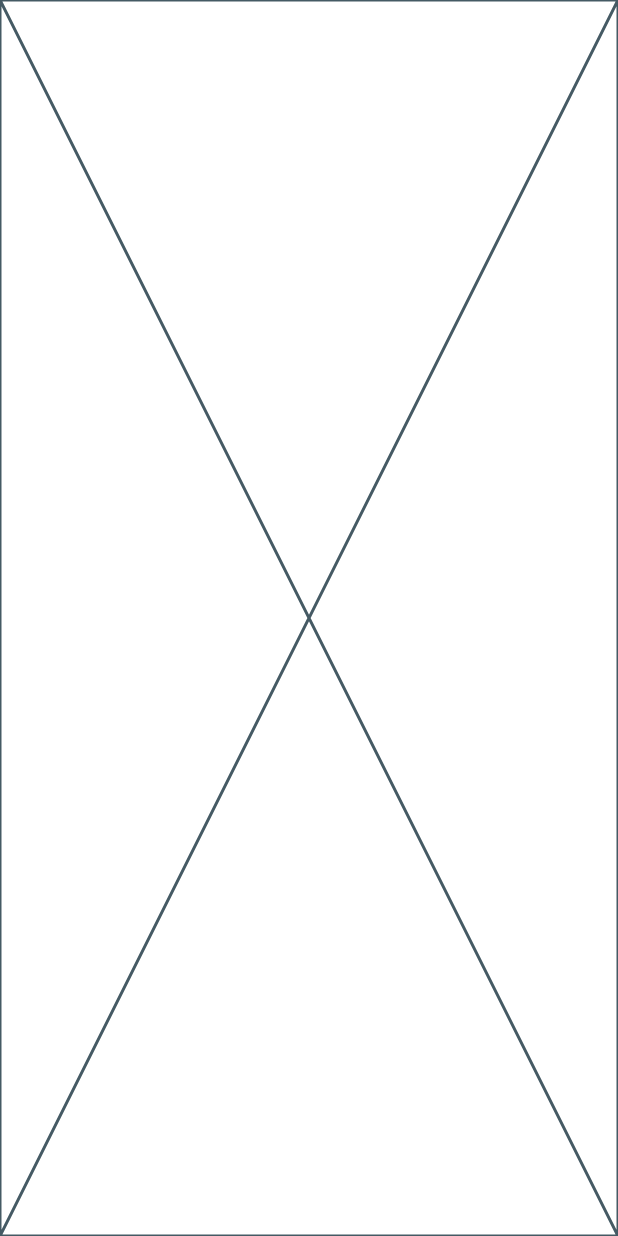
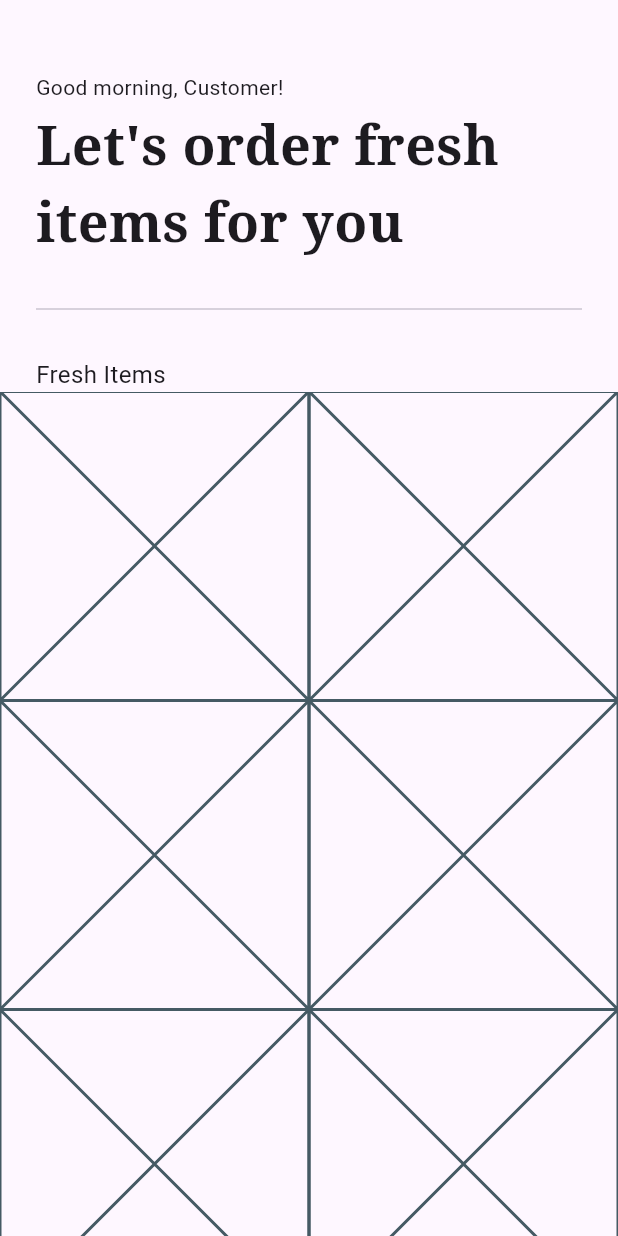
Before and after one commit to theivmatic/Grocery-Shop-App, a Flutter app: the screen it shows after launch, after a tap on "Get Started", on a phone screen of 412 x 824 dp. Run offline on Flutter 3.47's test engine with Material 3 defaults, Android fonts, the phone set to English and light mode, and no system bars; our stand-ins replace google_fonts.

Commit message:
made home screen

```diff
--- a/lib/src/feature/presentation/screens/home_screen.dart
+++ b/lib/src/feature/presentation/screens/home_screen.dart
@@ -1,10 +1,60 @@
 import 'package:flutter/material.dart';
+import 'package:google_fonts/google_fonts.dart';
+import 'package:grocery_shop_app/src/feature/presentation/widgets/grocery_item_tile.dart';
 
 class HomeScreen extends StatelessWidget {
   const HomeScreen({super.key});
 
   @override
   Widget build(BuildContext context) {
-    return const Placeholder();
+    return Scaffold(
+      body: SafeArea(
+        child: Column(
+          crossAxisAlignment: CrossAxisAlignment.start,
+          children: [
+            const SizedBox(height: 48),
+            const Padding(
+              padding: EdgeInsets.symmetric(horizontal: 24),
+              child: Text('Good morning, Customer!'),
+            ),
+            const SizedBox(height: 4),
+            Padding(
+              padding: const EdgeInsets.symmetric(horizontal: 24),
+              child: Text(
+                "Let's order fresh items for you",
+                style: GoogleFonts.notoSerif(
+                  fontSize: 36,
+                  fontWeight: FontWeight.bold,
+                ),
+              ),
+            ),
+            const SizedBox(height: 24),
+            const Padding(
+              padding: EdgeInsets.symmetric(horizontal: 24),
+              child: Divider(),
+            ),
+            const SizedBox(height: 24),
+            const Padding(
+              padding: EdgeInsets.symmetric(horizontal: 24),
+              child: Text(
+                'Fresh Items',
+                style: TextStyle(
+                  fontSize: 16,
+                ),
+              ),
+            ),
+            Expanded(
+              child: GridView.builder(
+                gridDelegate: const SliverGridDelegateWithFixedCrossAxisCount(
+                    crossAxisCount: 2),
+                itemBuilder: (context, index) {
+                  return const GroceryItemTile();
+                },
+              ),
+            ),
+          ],
+        ),
+      ),
+    );
   }
 }
--- /dev/null
+++ b/lib/src/feature/presentation/widgets/grocery_item_tile.dart
@@ -0,0 +1,10 @@
+import 'package:flutter/material.dart';
+
+class GroceryItemTile extends StatelessWidget {
+  const GroceryItemTile({super.key});
+
+  @override
+  Widget build(BuildContext context) {
+    return const Placeholder();
+  }
+}
```
Also changed, not shown: lib/src/feature/presentation/screens/intro_screen.dart (+8 -4 lines).
